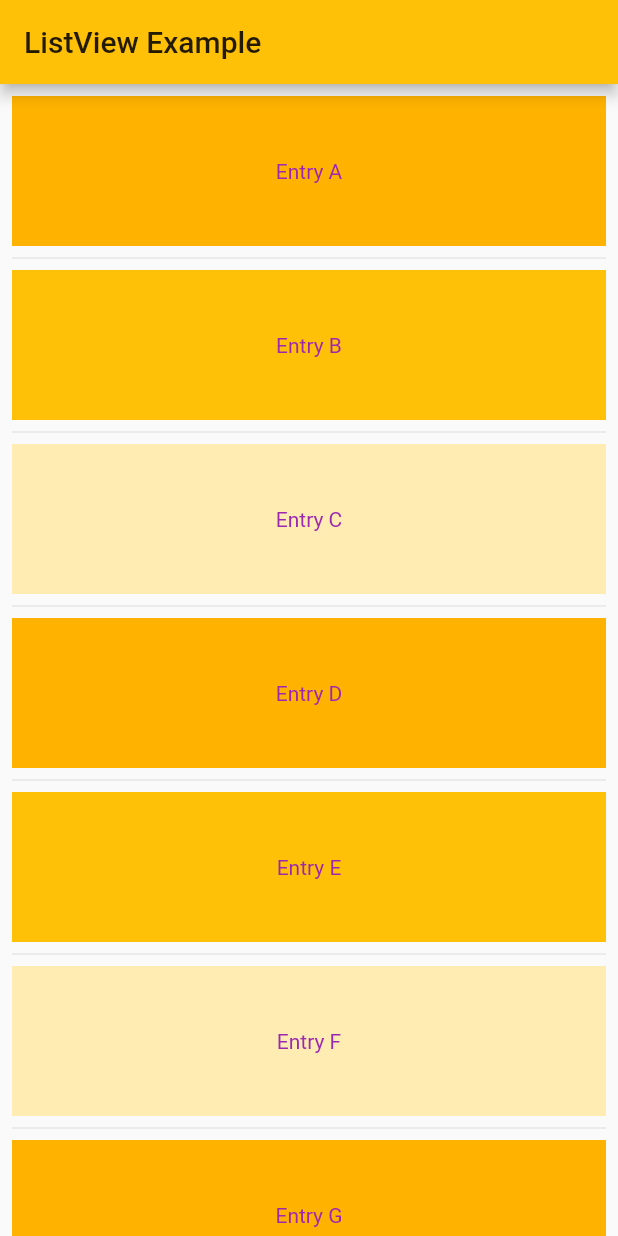
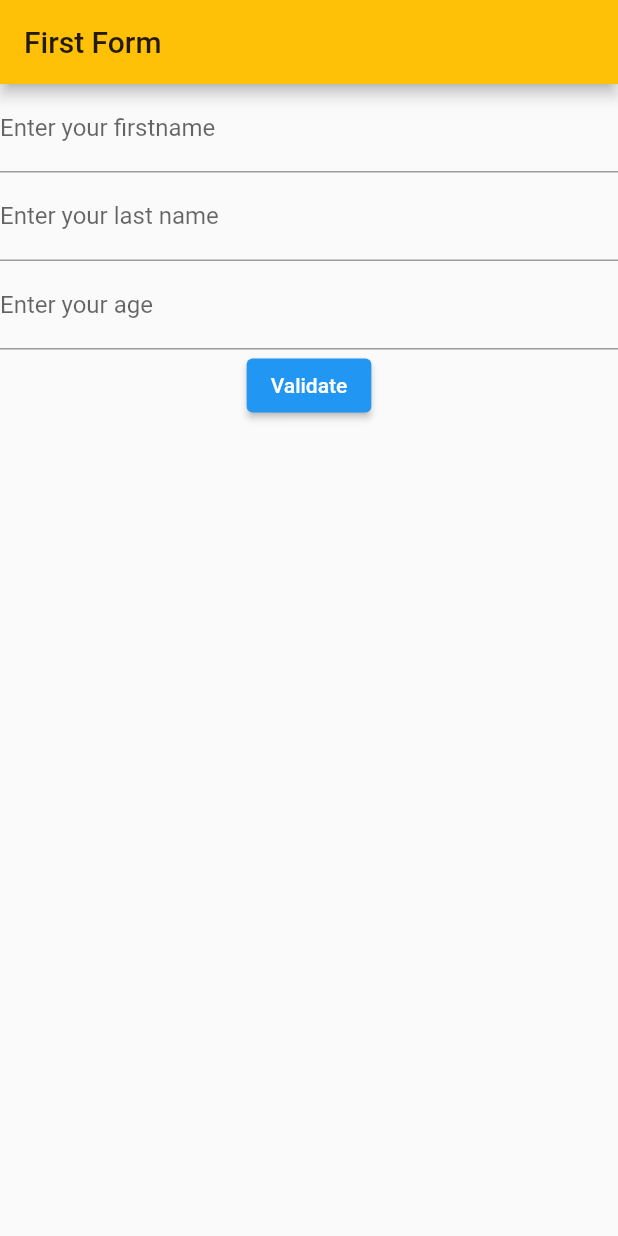
Before and after one commit to is767-1-2021/orapan, a Flutter app: the screen it shows after launch, on a phone screen of 412 x 824 dp. Run offline on Flutter 3.47's test engine with Material 2 defaults, Android fonts, the phone set to English and light mode, and no system bars.

Commit message:
first commit

```diff
--- a/first_app/lib/main.dart
+++ b/first_app/lib/main.dart
@@ -15,12 +15,14 @@
           bodyText2:TextStyle(color: Colors.purple),
         ),
       ),
-      initialRoute: '/fourth',
+      initialRoute: '/sixth',
        routes: <String, WidgetBuilder> {
         '/first':(context) => FirstPage  (),
         '/second': (context)=> SecondPage (),
         '/third': (context)=> ThirdPage (),
         '/fourth': (context)=> FourthPage (),
+        '/fifth': (context)=> FifthPage (),
+        '/sixth': (context)=> SixthPage (),
         }
      );
    }
@@ -271,6 +273,7 @@
     );
   }
 }
+
 class FourthPage extends StatelessWidget{
   @override
   Widget build(BuildContext context) {
@@ -298,3 +301,122 @@
     );
   }
 }
+
+class FifthPage extends StatelessWidget{
+  @override
+  Widget build(BuildContext context) {
+    return Scaffold(
+    appBar : AppBar(
+       title: Text('Grid View'),
+    ),
+    body : GridView.count(
+       crossAxisCount : 2,
+       children: List.generate(7,(index) {
+         return InkWell(
+           onTap: (){
+             Navigator.pushNamed(context, '/${index+1}');
+           },
+           child: Container(
+             margin:EdgeInsets.all(20.0),
+             decoration: BoxDecoration(
+               color: Theme.of(context).accentColor,
+               borderRadius: BorderRadius.circular(8.0),
+               ),
+                child: Center(
+                 child: Text(
+                  'Page ${index+1}' ,
+                  style : Theme.of(context).textTheme.headline5,
+                 ),
+               ),
+             ),
+          );
+       }),
+    ),
+   );
+  }
+}
+
+class SixthPage extends StatelessWidget{
+  @override
+  Widget build(BuildContext context) {
+  return Scaffold(
+    appBar: AppBar(
+      title: Text('First Form'),
+    ),
+    body: MyCustomForm(),
+   );
+ }
+}
+
+ class MyCustomForm extends StatefulWidget{
+  @override
+  _MyCustomFormState createState () => _MyCustomFormState();
+  }
+
+class _MyCustomFormState extends State<MyCustomForm> {
+  final _formKey = GlobalKey<FormState> ();
+
+  @override
+  Widget build(BuildContext context) {
+    return Form(
+       key: _formKey,
+       child: Column(
+          children: [
+             TextFormField (
+               decoration: InputDecoration(
+                 border: UnderlineInputBorder(),
+                 labelText: 'Enter your firstname',
+               ),
+               validator: (value) {
+                 if (value == null || value.isEmpty) {
+                    return 'Please enter firstname.' ;
+                 }
+
+                  return null;
+               },
+             ),
+            TextFormField(
+              decoration:  InputDecoration(
+                border: UnderlineInputBorder (),
+                labelText: 'Enter your last name ',
+              ),
+              validator: (value) {
+                if (value == null || value.isEmpty) {
+                  return 'Please enter lastname.';
+              }
+
+                 return  null ;
+                },
+              ),
+              TextFormField(
+               decoration: InputDecoration(
+                  border: UnderlineInputBorder (),
+                  labelText: 'Enter your age',
+               ),
+               validator: (value) {
+                 if (value == null || value.isEmpty) {
+                    return 'Please enter age.';
+                 }
+
+                  if (int.parse(value) < 18) {
+                     return 'Please enter valid age.';
+                  }
+
+                  return null;
+                }
+              ),
+              ElevatedButton(
+                onPressed: () {
+                   if (_formKey.currentState!.validate()) {
+                     ScaffoldMessenger.of(context).showSnackBar(SnackBar(
+                        content: Text ('Hoorayyyy'),
+                     ));
+                   }
+                 },
+                child : Text('Validate')
+              ),
+          ],
+      ),
+    );
+  }
+ }
```
